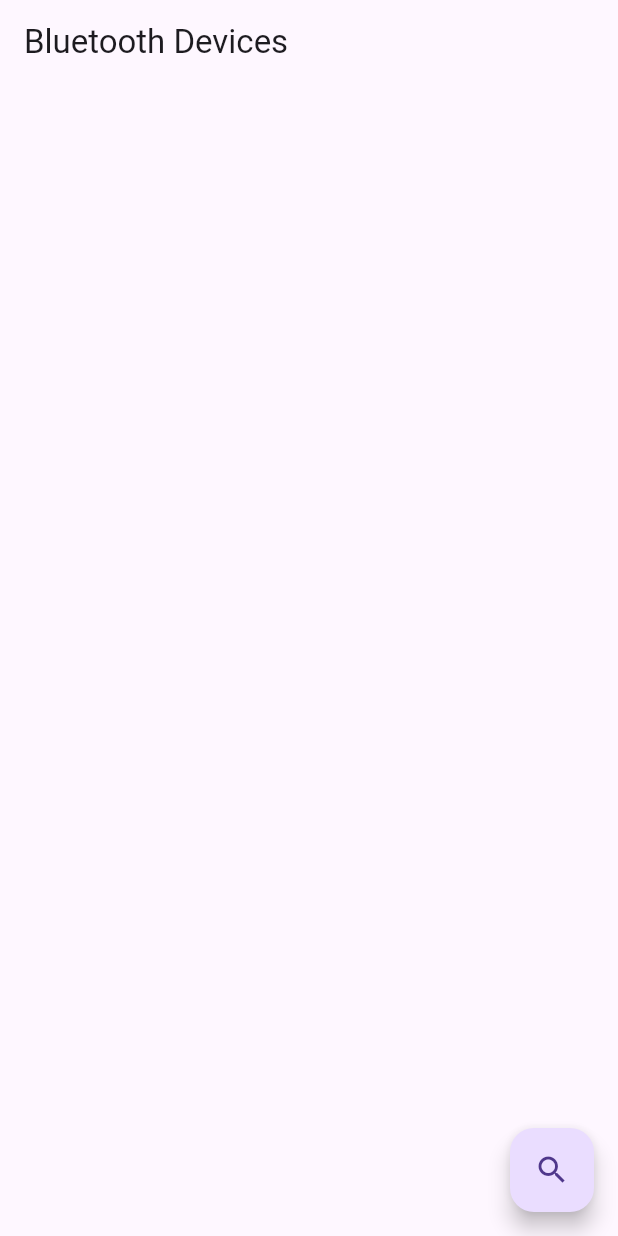
After one commit to RobertoLipovan/Nusion, a Flutter app: the screen it shows after launch, after a tap on the "search" icon, on a phone screen of 412 x 824 dp. The commit adds this screen. Run offline on Flutter 3.47's test engine with Material 3 defaults, Android fonts, the phone set to English and light mode, and no system bars; our stand-ins replace permission_handler; missing offline and left inert: flutter_reactive_ble.

Commit message:
Segundo commit

```diff
--- a/nusion_1/lib/main.dart
+++ b/nusion_1/lib/main.dart
@@ -1,6 +1,7 @@
 // ignore_for_file: prefer_const_constructors, use_key_in_widget_constructors, prefer_const_constructors_in_immutables
 
 import 'package:flutter/material.dart';
+import 'package:nusion_1/screens/bluetooth.dart';
 import 'package:nusion_1/screens/login_screen.dart';
 
 void main() {
@@ -12,7 +13,7 @@ class MyApp extends StatelessWidget {
   Widget build(BuildContext context) {
     return MaterialApp(
       debugShowCheckedModeBanner: false,
-      home: LoginScreen(),
+      home: BluetoothDevices(),
     );
   }
 }
--- /dev/null
+++ b/nusion_1/lib/screens/bluetooth.dart
@@ -0,0 +1,79 @@
+import 'package:flutter/material.dart';
+import 'package:flutter_reactive_ble/flutter_reactive_ble.dart';
+import 'package:permission_handler/permission_handler.dart';
+
+class BluetoothDevices extends StatefulWidget {
+  @override
+  _BluetoothDevicesState createState() => _BluetoothDevicesState();
+}
+
+class _BluetoothDevicesState extends State<BluetoothDevices> {
+  late FlutterReactiveBle flutterReactiveBle;
+  List<DiscoveredDevice> devices = [];
+
+  @override
+  void initState() {
+    super.initState();
+    flutterReactiveBle = FlutterReactiveBle();
+  }
+
+  void startScan() async {
+    PermissionStatus locationStatus = await Permission.location.status;
+    PermissionStatus bluetoothStatus = await Permission.bluetooth.status;
+
+    if (!locationStatus.isGranted) {
+      PermissionStatus result = await Permission.location.request();
+      if (!result.isGranted) {
+        // El usuario no concedió el permiso
+        print('El usuario no concedió el permiso de ubicación');
+        return;
+      }
+    }
+
+    if (!bluetoothStatus.isGranted) {
+      PermissionStatus result = await Permission.bluetooth.request();
+      if (!result.isGranted) {
+        // El usuario no concedió el permiso de Bluetooth
+        print('El usuario no concedió el permiso de Bluetooth');
+        return;
+      }
+    }
+
+    try {
+      await for (var device in flutterReactiveBle.scanForDevices(
+        withServices: [],
+        scanMode: ScanMode.lowLatency,
+        requireLocationServicesEnabled: true,
+      )) {
+        setState(() {
+          devices.add(device);
+        });
+      }
+    } catch (e) {
+      print('Error al escanear dispositivos: $e');
+    }
+  }
+
+
+  @override
+  Widget build(BuildContext context) {
+    return Scaffold(
+      appBar: AppBar(
+        title: Text('Bluetooth Devices'),
+      ),
+      body: ListView.builder(
+        itemCount: devices.length,
+        itemBuilder: (context, index) {
+          return ListTile(
+            title: Text(devices[index].name),
+            subtitle: Text(devices[index].id.toString()),
+          );
+        },
+      ),
+      floatingActionButton: FloatingActionButton(
+        onPressed: startScan,
+        child: Icon(Icons.search),
+      ),
+    );
+  }
+}
--- a/nusion_1/pubspec.yaml
+++ b/nusion_1/pubspec.yaml
@@ -9,6 +9,9 @@ environment:
 dependencies:
   flutter:
     sdk: flutter
+  flutter_reactive_ble: ^5.3.1
+  permission_handler: ^11.2.1
+
 
 dev_dependencies:
   flutter_test:
```
Also changed, not shown: nusion_1/lib/screens/login_screen.dart (+19 -3 lines), nusion_1/lib/screens/signup_screen.dart (+12 -1 lines), nusion_1/lib/screens/user_type_definition_screen.dart (+56 -9 lines), nusion_1/pubspec.lock, 6 other files.
